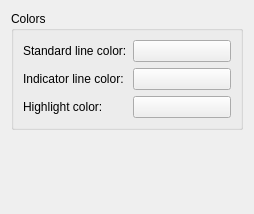
KDE/ksquares, file src/prefs_display.ui: the form before one commit.
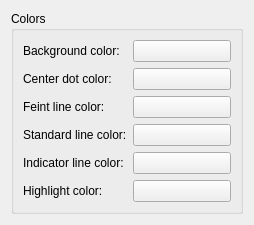
The form after the commit. Custom widgets are drawn as their Qt base class.

Commit message: Add color customization

```diff
--- a/src/prefs_display.ui
+++ b/src/prefs_display.ui
@@ -25,6 +25,54 @@
       <item row="0" column="0" >
        <widget class="QLabel" name="label" >
         <property name="whatsThis" >
+         <string>Color of the drawn background</string>
+        </property>
+        <property name="text" >
+         <string>Background color:</string>
+        </property>
+        <property name="buddy" >
+         <cstring>kcfg_BackgroundColor</cstring>
+        </property>
+       </widget>
+      </item>
+      <item row="0" column="1" >
+       <widget class="KColorButton" name="kcfg_BackgroundColor" />
+      </item>
+      <item row="1" column="0" >
+       <widget class="QLabel" name="label" >
+        <property name="whatsThis" >
+         <string>Color of the drawn center dot</string>
+        </property>
+        <property name="text" >
+         <string>Center dot color:</string>
+        </property>
+        <property name="buddy" >
+         <cstring>kcfg_CenterDotColor</cstring>
+        </property>
+       </widget>
+      </item>
+      <item row="1" column="1" >
+       <widget class="KColorButton" name="kcfg_CenterDotColor" />
+      </item>
+      <item row="2" column="0" >
+       <widget class="QLabel" name="label" >
+        <property name="whatsThis" >
+         <string>Color of the feintly drawn lines</string>
+        </property>
+        <property name="text" >
+         <string>Feint line color:</string>
+        </property>
+        <property name="buddy" >
+         <cstring>kcfg_FeintLineColor</cstring>
+        </property>
+       </widget>
+      </item>
+      <item row="2" column="1" >
+       <widget class="KColorButton" name="kcfg_FeintLineColor" />
+      </item>
+      <item row="3" column="0" >
+       <widget class="QLabel" name="label" >
+        <property name="whatsThis" >
          <string>Color of the drawn lines</string>
         </property>
         <property name="text" >
@@ -35,10 +83,10 @@
         </property>
        </widget>
       </item>
-      <item row="0" column="1" >
+      <item row="3" column="1" >
        <widget class="KColorButton" name="kcfg_LineColor" />
       </item>
-      <item row="1" column="0" >
+      <item row="4" column="0" >
        <widget class="QLabel" name="label_2" >
         <property name="whatsThis" >
          <string>Color of the indicator lines</string>
@@ -51,10 +99,10 @@
         </property>
        </widget>
       </item>
-      <item row="1" column="1" >
+      <item row="4" column="1" >
        <widget class="KColorButton" name="kcfg_IndicatorLineColor" />
       </item>
-      <item row="2" column="0" >
+      <item row="5" column="0" >
        <widget class="QLabel" name="label_3" >
         <property name="whatsThis" >
          <string>Color of the indicator lines</string>
@@ -67,7 +115,7 @@
         </property>
        </widget>
       </item>
-      <item row="2" column="1" >
+      <item row="5" column="1" >
        <widget class="KColorButton" name="kcfg_HighlightColor" />
       </item>
      </layout>
```
Left out of the diff: 2 changed lines with no effect on the pictures. The commit also changes 3 other files.
